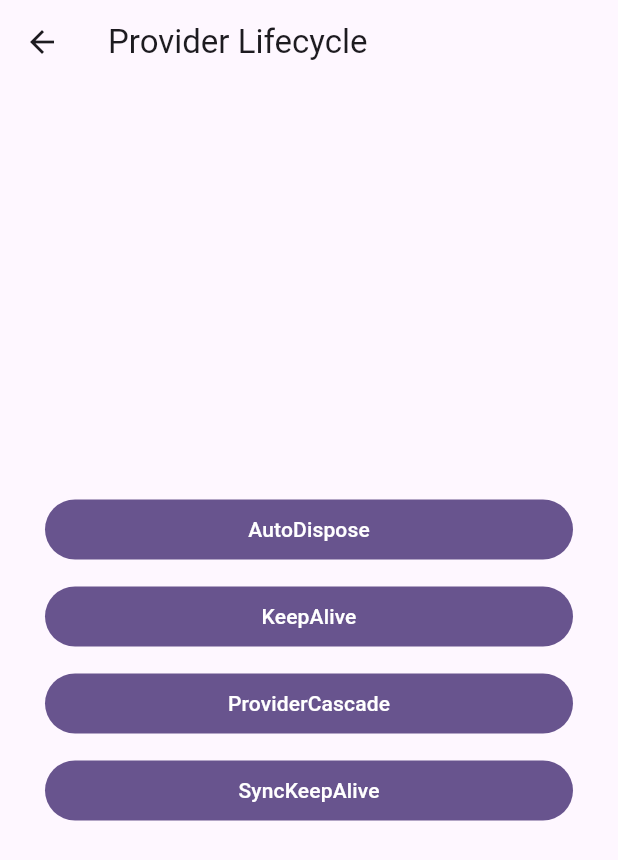
After one commit to K-Mose/Flutter_Riverpod_Essential, a Flutter app: the ProviderLifecycleScreen screen opened directly, on a phone screen of 412 x 824 dp. The commit adds this screen. Shown: the top 860 px of the screen. Run offline on Flutter 3.47's test engine with Material 3 defaults, Android fonts, the phone set to English and light mode, and no system bars; our stand-ins replace dio, equatable, flutter_riverpod, freezed_annotation, riverpod, riverpod_annotation; missing offline and left inert: bulleted_list; generated files the repository leaves out were written again.

Commit message:
ProviderLifecycles - 1. App Skeleton

```diff
--- a/0_all_providers/all_providers/analysis_options.yaml
+++ b/0_all_providers/all_providers/analysis_options.yaml
@@ -29,5 +29,6 @@ analyzer:
     - customLint
   exclude:
     - '**/*.g.dart'
+    - '**/*.freezed.dart'
 # Additional information about this file can be found at
 # https://dart.dev/guides/language/analysis-options
--- a/0_all_providers/all_providers/lib/main.dart
+++ b/0_all_providers/all_providers/lib/main.dart
@@ -1,4 +1,5 @@
 import 'package:all_providers/async_value/weather_app/home.dart';
+import 'package:all_providers/provider_lifecycle/home.dart';
 import 'package:all_providers/providers/async_notifier_provider/home.dart';
 import 'package:all_providers/providers/change_notifier_provider/home.dart';
 import 'package:all_providers/providers/future_provider/home.dart';
@@ -130,6 +131,18 @@ class MyHomePage extends StatelessWidget {
                 ),
               ],
             ),
+            ExpansionTile(
+              title: const Text("Provider Lifecycles", style: TextStyle(fontSize: 24.0),),
+              children: [
+                ElevatedButton(
+                    onPressed: () {
+                      Navigator.push(context, MaterialPageRoute(
+                        builder: (context) => const ProviderLifecycleScreen(),));
+                    },
+                    child: const Text("Lecture #1 Provider")
+                ),
+              ],
+            ),
           ],
         ),
       ),
--- /dev/null
+++ b/0_all_providers/all_providers/lib/provider_lifecycle/home.dart
@@ -0,0 +1,44 @@
+import 'package:flutter/material.dart';
+
+import 'pages/auto_dispose/auto_dispose_page.dart';
+import 'pages/keep_alive/keep_alive_page.dart';
+import 'pages/provider_cascade/provider_cascade_page.dart';
+import 'pages/sync_keep_alive/sync_keep_alive_page.dart';
+import 'widgets/custom_button.dart';
+
+class ProviderLifecycleScreen extends StatelessWidget {
+  const ProviderLifecycleScreen({super.key});
+
+  @override
+  Widget build(BuildContext context) {
+    return Scaffold(
+      appBar: AppBar(
+        title: const Text('Provider Lifecycle'),
+      ),
+      body: Center(
+        child: ListView(
+          shrinkWrap: true,
+          padding: const EdgeInsets.symmetric(horizontal: 30),
+          children: const [
+            CustomButton(
+              title: 'AutoDispose',
+              child: AutoDisposePage(),
+            ),
+            CustomButton(
+              title: 'KeepAlive',
+              child: KeepAlivePage(),
+            ),
+            CustomButton(
+              title: 'ProviderCascade',
+              child: ProviderCascadePage(),
+            ),
+            CustomButton(
+              title: 'SyncKeepAlive',
+              child: SyncKeepAlivePage(),
+            ),
+          ],
+        ),
+      ),
+    );
+  }
+}
--- /dev/null
+++ b/0_all_providers/all_providers/lib/provider_lifecycle/widgets/custom_button.dart
@@ -0,0 +1,24 @@
+import 'package:flutter/material.dart';
+
+class CustomButton extends StatelessWidget {
+  const CustomButton({
+    super.key,
+    required this.title,
+    required this.child,
+  });
+  final String title;
+  final Widget child;
+
+  @override
+  Widget build(BuildContext context) {
+    return Padding(
+      padding: const EdgeInsets.symmetric(vertical: 5.0),
+      child: FilledButton(
+        onPressed: () => Navigator.of(context).push(
+          MaterialPageRoute(builder: (_) => child),
+        ),
+        child: Text(title),
+      ),
+    );
+  }
+}
```
Also changed, not shown: 0_all_providers/all_providers/lib/provider_lifecycle/pages/auto_dispose/auto_dispose_page.dart (added, +18 -0 lines), 0_all_providers/all_providers/lib/provider_lifecycle/pages/keep_alive/keep_alive_page.dart (added, +18 -0 lines), 0_all_providers/all_providers/lib/provider_lifecycle/pages/provider_cascade/provider_cascade_page.dart (added, +18 -0 lines), 0_all_providers/all_providers/lib/provider_lifecycle/pages/sync_keep_alive/sync_keep_alive_page.dart (added, +18 -0 lines), 0_all_providers/all_providers/lib/provider_lifecycle/pages/auto_dispose/providers.dart (added), 0_all_providers/all_providers/lib/provider_lifecycle/pages/keep_alive/providers.dart (added), 0_all_providers/all_providers/lib/provider_lifecycle/pages/provider_cascade/providers.dart (added), 0_all_providers/all_providers/lib/provider_lifecycle/pages/sync_keep_alive/providers.dart (added).
